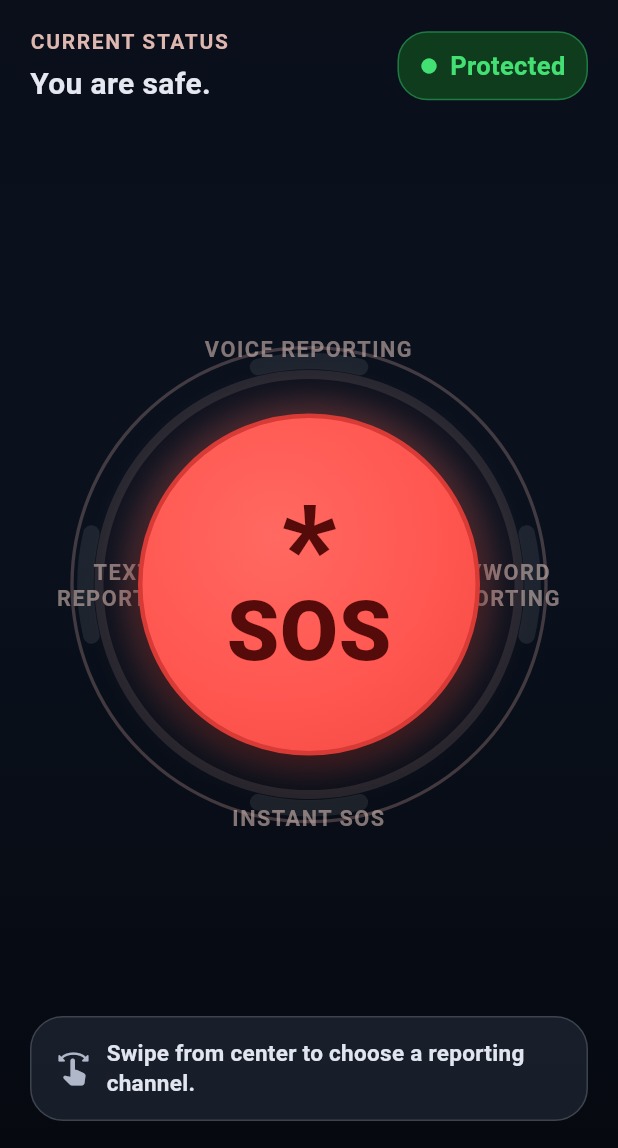
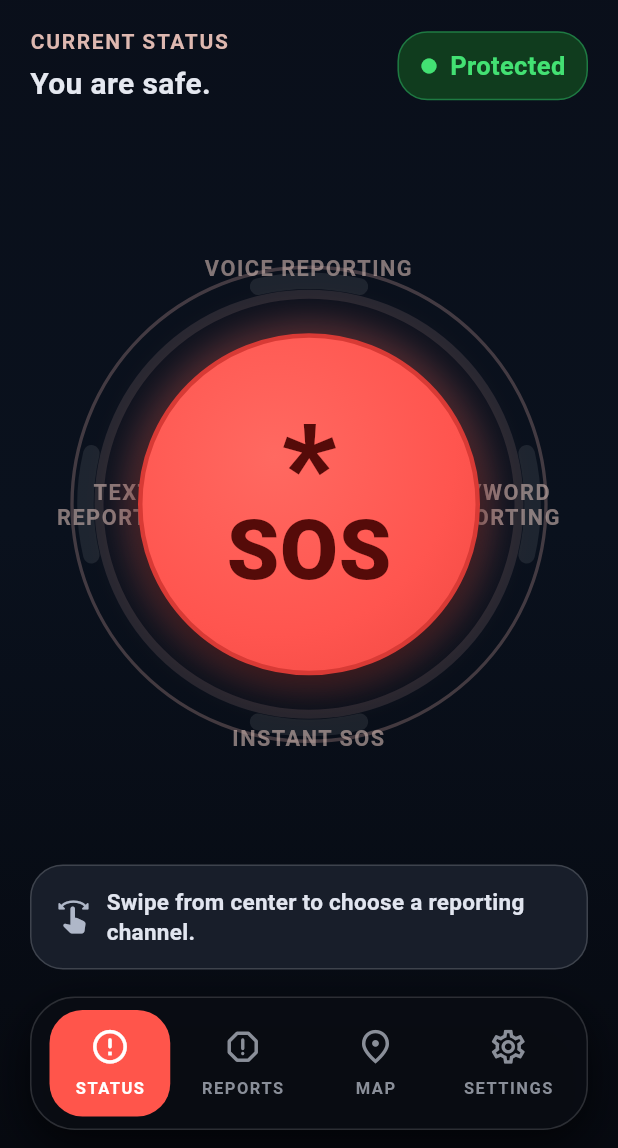
Before and after one commit to devansharora18/argos, a Flutter app: the screen it shows after launch, on a phone screen of 412 x 824 dp, the part 88-1236 px from its top. Run offline on Flutter 3.47's test engine with Material 3 defaults, Android fonts, the phone set to English and light mode, and no system bars; our stand-ins replace flutter_riverpod.

Commit message:
feat: add bottom navigation bar and update routing for tabs in Guardian app

```diff
--- a/argos_app/lib/main.dart
+++ b/argos_app/lib/main.dart
@@ -9,6 +9,8 @@ void main() {
 }
 
 enum SwipeDirection { up, down, left, right, none }
+
+enum GuardianTab { status, reports, map, settings }
 
 @immutable
 class GestureState {
@@ -151,6 +153,10 @@ final gestureProvider =
       (ref) => GestureStateNotifier(threshold: 104),
     );
 
+final bottomTabProvider = StateProvider<GuardianTab>(
+  (ref) => GuardianTab.status,
+);
+
 class NavigationController {
   const NavigationController();
 
@@ -246,6 +252,36 @@ class GuardianApp extends StatelessWidget {
               accent: const Color(0xFFFF6D66),
               beginOffset: const Offset(0, -0.2),
             );
+          case '/reports':
+            return _buildActionRoute(
+              settings: settings,
+              title: 'Reports',
+              subtitle:
+                  'Review incident history, response logs, and evidence captured across channels.',
+              icon: Icons.article_rounded,
+              accent: const Color(0xFFFFB476),
+              beginOffset: const Offset(0.14, 0),
+            );
+          case '/map':
+            return _buildActionRoute(
+              settings: settings,
+              title: 'Map',
+              subtitle:
+                  'Track your live location, safety perimeter, and nearby emergency resources.',
+              icon: Icons.place_rounded,
+              accent: const Color(0xFF70CEFF),
+              beginOffset: const Offset(0, 0.16),
+            );
+          case '/settings':
+            return _buildActionRoute(
+              settings: settings,
+              title: 'Settings',
+              subtitle:
+                  'Manage trusted contacts, privacy controls, and emergency automation preferences.',
+              icon: Icons.settings_rounded,
+              accent: const Color(0xFFD2D9EA),
+              beginOffset: const Offset(-0.14, 0),
+            );
           default:
             return MaterialPageRoute<void>(
               builder: (_) => const GuardianHomePage(),
@@ -302,6 +338,7 @@ class GuardianHomePage extends ConsumerWidget {
   @override
   Widget build(BuildContext context, WidgetRef ref) {
     final gesture = ref.watch(gestureProvider);
+    final activeTab = ref.watch(bottomTabProvider);
     final lockedDirection = gesture.thresholdPassed
         ? gesture.activeDirection
         : SwipeDirection.none;
@@ -335,6 +372,24 @@ class GuardianHomePage extends ConsumerWidget {
                 _GuidanceCard(
                   text: statusText,
                   activeDirection: lockedDirection,
+                ),
+                const SizedBox(height: 12),
+                GuardianBottomBar(
+                  selectedTab: activeTab,
+                  onSelected: (tab) {
+                    ref.read(bottomTabProvider.notifier).state = tab;
+                    final route = _tabRoute(tab);
+                    if (route == null) {
+                      return;
+                    }
+
+                    Navigator.of(context).pushNamed(route).whenComplete(() {
+                      if (context.mounted) {
+                        ref.read(bottomTabProvider.notifier).state =
+                            GuardianTab.status;
+                      }
+                    });
+                  },
                 ),
               ],
             ),
@@ -939,6 +994,109 @@ class _GuidanceCard extends StatelessWidget {
   }
 }
 
+class GuardianBottomBar extends StatelessWidget {
+  const GuardianBottomBar({
+    super.key,
+    required this.selectedTab,
+    required this.onSelected,
+  });
+
+  final GuardianTab selectedTab;
+  final ValueChanged<GuardianTab> onSelected;
+
+  static const List<GuardianTab> _tabs = [
+    GuardianTab.status,
+    GuardianTab.reports,
+    GuardianTab.map,
+    GuardianTab.settings,
+  ];
+
+  @override
+  Widget build(BuildContext context) {
+    return Container(
+      width: double.infinity,
+      padding: const EdgeInsets.all(8),
+      decoration: BoxDecoration(
+        color: const Color(0xF2090C13),
+        borderRadius: BorderRadius.circular(30),
+        border: Border.all(color: const Color(0x24FFFFFF), width: 1),
+        boxShadow: const [
+          BoxShadow(
+            color: Color(0xA1000000),
+            blurRadius: 24,
+            offset: Offset(0, 10),
+          ),
+        ],
+      ),
+      child: Row(
+        children: [
+          for (final tab in _tabs)
+            Expanded(
+              child: _BottomBarTabButton(
+                tab: tab,
+                isActive: selectedTab == tab,
+                onTap: () => onSelected(tab),
+              ),
+            ),
+        ],
+      ),
+    );
+  }
+}
+
+class _BottomBarTabButton extends StatelessWidget {
+  const _BottomBarTabButton({
+    required this.tab,
+    required this.isActive,
+    required this.onTap,
+  });
+
+  final GuardianTab tab;
+  final bool isActive;
+  final VoidCallback onTap;
+
+  @override
+  Widget build(BuildContext context) {
+    final foreground = isActive ? Colors.white : const Color(0xFF8A8F99);
+
+    return Padding(
+      padding: const EdgeInsets.symmetric(horizontal: 4),
+      child: Material(
+        color: Colors.transparent,
+        child: InkWell(
+          borderRadius: BorderRadius.circular(22),
+          onTap: onTap,
+          child: AnimatedContainer(
+            duration: const Duration(milliseconds: 180),
+            curve: Curves.easeOutCubic,
+            padding: const EdgeInsets.symmetric(vertical: 11),
+            decoration: BoxDecoration(
+              color: isActive ? const Color(0xFFFF554B) : Colors.transparent,
+              borderRadius: BorderRadius.circular(22),
+            ),
+            child: Column(
+              mainAxisSize: MainAxisSize.min,
+              children: [
+                Icon(_tabIcon(tab), size: 27, color: foreground),
+                const SizedBox(height: 6),
+                Text(
+                  _tabLabel(tab),
+                  style: TextStyle(
+                    color: foreground,
+                    fontSize: 11,
+                    fontWeight: FontWeight.w700,
+                    letterSpacing: 1.0,
+                  ),
+                ),
+              ],
+            ),
+          ),
+        ),
+      ),
+    );
+  }
+}
+
 class ActionPage extends StatelessWidget {
   const ActionPage({
     super.key,
@@ -1083,6 +1241,45 @@ String _directionTitle(SwipeDirection direction) {
   }
 }
 
+String _tabLabel(GuardianTab tab) {
+  switch (tab) {
+    case GuardianTab.status:
+      return 'STATUS';
+    case GuardianTab.reports:
+      return 'REPORTS';
+    case GuardianTab.map:
+      return 'MAP';
+    case GuardianTab.settings:
+      return 'SETTINGS';
+  }
+}
+
+IconData _tabIcon(GuardianTab tab) {
+  switch (tab) {
+    case GuardianTab.status:
+      return Icons.error_outline_rounded;
+    case GuardianTab.reports:
+      return Icons.report_gmailerrorred_rounded;
+    case GuardianTab.map:
+      return Icons.place_outlined;
+    case GuardianTab.settings:
+      return Icons.settings_outlined;
+  }
+}
+
+String? _tabRoute(GuardianTab tab) {
+  switch (tab) {
+    case GuardianTab.status:
+      return null;
+    case GuardianTab.reports:
+      return '/reports';
+    case GuardianTab.map:
+      return '/map';
+    case GuardianTab.settings:
+      return '/settings';
+  }
+}
+
 Offset _clampOffset(Offset value, double maxDistance) {
   final distance = value.distance;
   if (distance <= maxDistance || distance == 0) {
```
Also changed, not shown: 1 other file.
